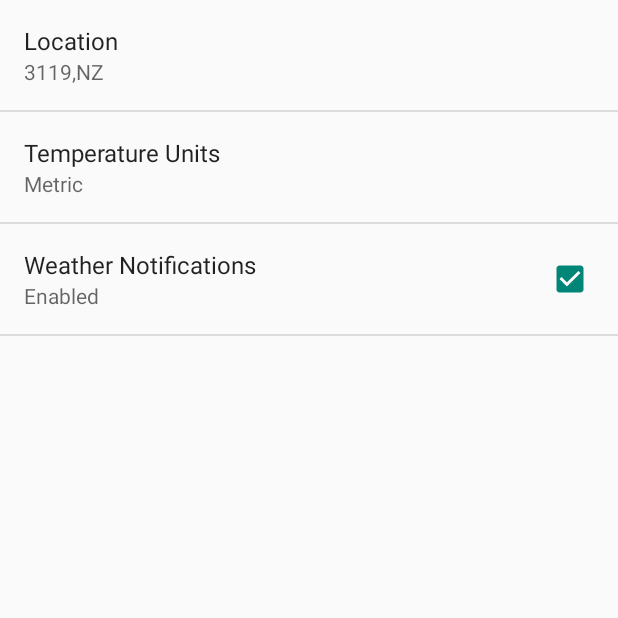
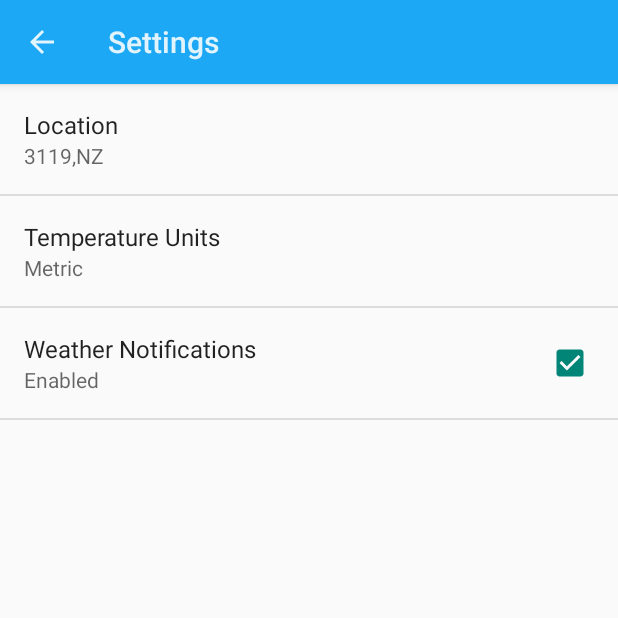
Before and after one commit to Bobkatt/Sunshine, an Android app: the screen it shows after launch (SettingsActivity), in the options menu, after a tap on "Settings", on a phone screen of 412 x 824 dp, the top half of it. Run offline under Robolectric (Android 15) with nearby library versions, the phone set to English and light mode, and no system bars; 1 statement that could not run was skipped.

```diff
--- a/app/src/main/res/layout-sw600dp/activity_main.xml
+++ b/app/src/main/res/layout-sw600dp/activity_main.xml
@@ -1,5 +1,4 @@
-<LinearLayout
-    xmlns:android="http://schemas.android.com/apk/res/android"
+<LinearLayout xmlns:android="http://schemas.android.com/apk/res/android"
     xmlns:tools="http://schemas.android.com/tools"
     android:layout_width="match_parent"
     android:layout_height="match_parent"
--- a/app/src/main/res/layout/list_item_forecast_today.xml
+++ b/app/src/main/res/layout/list_item_forecast_today.xml
@@ -1,4 +1,3 @@
-<?xml version="1.0" encoding="utf-8"?>
 <!-- Layout for weather forecast list item for today -->
 <LinearLayout
     xmlns:android="http://schemas.android.com/apk/res/android"
--- /dev/null
+++ b/app/src/main/res/values-v14/styles.xml
@@ -0,0 +1,13 @@
+<?xml version="1.0" encoding="utf-8"?>
+<resources>
+    <!-- Settings activity theme. -->
+    <style name="SettingsTheme" parent="@android:style/Theme.Holo.Light.DarkActionBar">
+        <item name="android:actionBarStyle">@style/ActionBar.V14.Sunshine.NoTitle</item>
+    </style>
+
+    <!-- Settings activity action bar styles -->
+    <style name="ActionBar.V14.Sunshine.NoTitle" parent="@android:style/Widget.Holo.Light.ActionBar.Solid.Inverse">
+        <item name="android:background">@color/sunshine_blue</item>
+        <item name="android:height">56dp</item>
+    </style>
+</resources>
--- /dev/null
+++ b/app/src/main/res/values-v21/styles.xml
@@ -0,0 +1,9 @@
+<?xml version="1.0" encoding="utf-8"?>
+<resources>
+    <!-- Settings activity theme. -->
+    <style name="SettingsTheme" parent="@android:style/Theme.Material.Light.DarkActionBar">
+        <item name="android:colorPrimary">@color/sunshine_blue</item>
+        <item name="android:colorPrimaryDark">@color/sunshine_dark_blue</item>
+    </style>
+
+</resources>
```
Also changed, not shown: app/src/main/java/com/example/android/sunshine/app/ForecastAdapter.java (+4 -3 lines), app/src/main/java/com/example/android/sunshine/app/data/MyView.java (deleted, +0 -31 lines), app/src/main/java/com/example/android/sunshine/app/data/WeatherContract.java (+33 -1 lines), app/src/main/java/com/example/android/sunshine/app/data/WeatherDbHelper.java (+18 -1 lines), app/src/main/java/com/example/android/sunshine/app/data/WeatherProvider.java (+63 -17 lines), app/src/main/java/com/example/android/sunshine/app/sync/SunshineAuthenticator.java (+6 -24 lines), app/src/main/java/com/example/android/sunshine/app/sync/SunshineSyncAdapter.java (+7 -7 lines), app/src/main/res/values-sw600dp/refs.xml (+6 -1 lines), app/src/main/java/com/example/android/sunshine/app/DetailActivity.java (line endings or trailing spaces).
